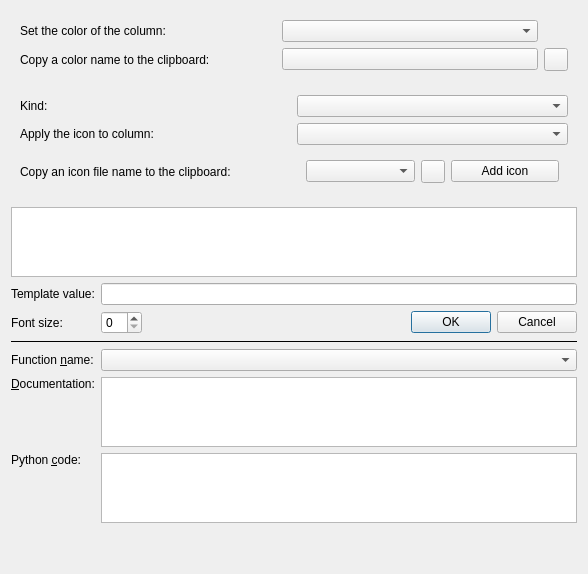
Qt form src/calibre/gui2/dialogs/template_dialog.ui (kovidgoyal/calibre) before a commit.
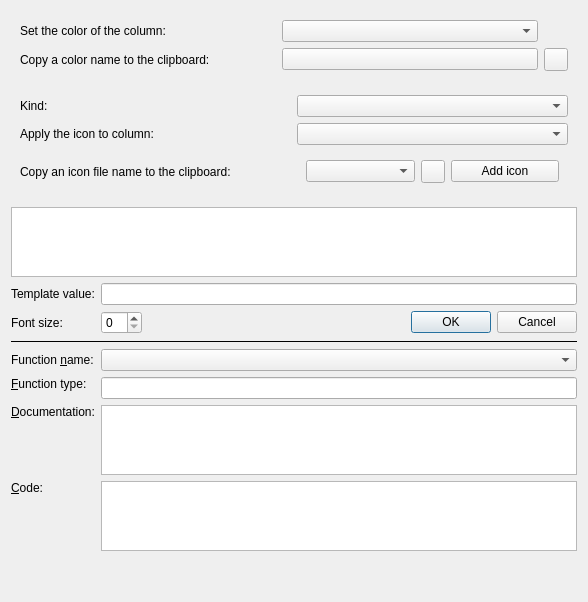
The same form after that commit. Icons and pictures are not drawn. Custom widgets are drawn as their Qt base class.

```diff
--- a/src/calibre/gui2/dialogs/template_dialog.ui
+++ b/src/calibre/gui2/dialogs/template_dialog.ui
@@ -224,6 +224,26 @@
       <widget class="QComboBox" name="function"/>
      </item>
      <item row="9" column="0">
+      <widget class="QLabel" name="label_22">
+       <property name="text">
+        <string>&amp;Function type:</string>
+       </property>
+       <property name="alignment">
+        <set>Qt::AlignLeading|Qt::AlignLeft|Qt::AlignTop</set>
+       </property>
+       <property name="buddy">
+        <cstring>func_type</cstring>
+       </property>
+      </widget>
+     </item>
+     <item row="9" column="1">
+      <widget class="QLineEdit" name="func_type">
+       <property name="readOnly">
+        <bool>true</bool>
+       </property>
+      </widget>
+     </item>
+     <item row="10" column="0">
       <widget class="QLabel" name="label_2">
        <property name="text">
         <string>&amp;Documentation:</string>
@@ -236,10 +256,10 @@
        </property>
       </widget>
      </item>
-     <item row="10" column="0">
+     <item row="11" column="0">
       <widget class="QLabel" name="label_3">
        <property name="text">
-        <string>Python &amp;code:</string>
+        <string>&amp;Code:</string>
        </property>
        <property name="alignment">
         <set>Qt::AlignLeading|Qt::AlignLeft|Qt::AlignTop</set>
@@ -249,7 +269,7 @@
        </property>
       </widget>
      </item>
-     <item row="9" column="1">
+     <item row="10" column="1">
       <widget class="QPlainTextEdit" name="documentation">
        <property name="maximumSize">
         <size>
@@ -259,17 +279,17 @@
        </property>
       </widget>
      </item>
-     <item row="10" column="1">
-      <widget class="QPlainTextEdit" name="source_code"/>
-     </item>
      <item row="11" column="1">
+      <widget class="QPlainTextEdit" name="source_code"/>
+     </item>
+     <item row="12" column="1">
       <widget class="QLabel" name="template_tutorial">
        <property name="openExternalLinks">
         <bool>true</bool>
        </property>
       </widget>
      </item>
-     <item row="12" column="1">
+     <item row="13" column="1">
       <widget class="QLabel" name="template_func_reference">
        <property name="openExternalLinks">
         <bool>true</bool>
```
